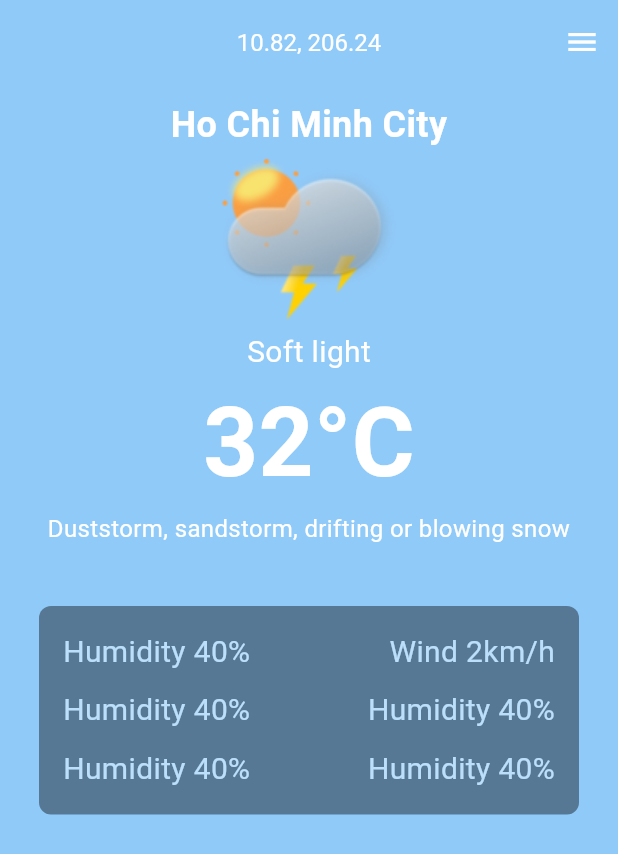
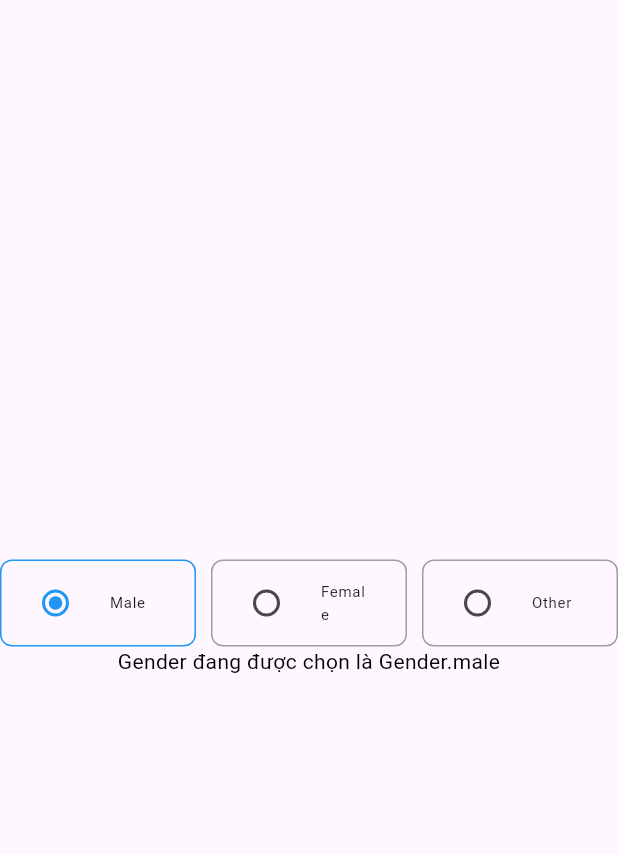
Before and after one commit to KzGM/weather_app, a Flutter app: the screen it shows after launch, on a phone screen of 412 x 824 dp. Shown: the top 854 px of the screen. Run offline on Flutter 3.47's test engine with Material 3 defaults, Android fonts, the phone set to English and light mode, and no system bars; our stand-ins replace device_preview.

Commit message:
GenderSelected

```diff
--- a/lib/main.dart
+++ b/lib/main.dart
@@ -1,3 +1,5 @@
+import 'dart:math';
+
 import 'package:device_preview/device_preview.dart';
 import 'package:flutter/foundation.dart';
 import 'package:flutter/material.dart';
@@ -20,7 +22,7 @@ class MyApp extends StatelessWidget {
     return MaterialApp(
       title: 'Weather App',
       theme: ThemeData(
-        textTheme: TextTheme(bodyMedium: TextStyle(color: Colors.white)),
+        textTheme: TextTheme(bodyMedium: TextStyle(color: Colors.black)),
         colorScheme: ColorScheme.fromSeed(seedColor: Colors.deepPurple),
         useMaterial3: true,
       ),
@@ -47,192 +49,242 @@ class MyHomePage extends StatefulWidget {
   State<MyHomePage> createState() => _MyHomePageState();
 }
 
+enum Gender { male, female, other }
+
 class _MyHomePageState extends State<MyHomePage> {
-  int _counter = 0;
+  @override
+  void initState() {
+    super.initState();
+  }
 
-  void _incrementCounter() {
+  Gender selectedGender = Gender.male;
+
+  void _Genderhandle(Gender? newGender) {
     setState(() {
-      // This call to setState tells the Flutter framework that something has
-      // changed in this State, which causes it to rerun the build method below
-      // so that the display can reflect the updated values. If we changed
-      // _counter without calling setState(), then the build method would not be
-      // called again, and so nothing would appear to happen.
-      _counter++;
+      selectedGender = newGender!;
     });
   }
 
   @override
   Widget build(BuildContext context) {
     return Scaffold(
-        backgroundColor: Colors.blue[200],
-        appBar: AppBar(
-          centerTitle: true,
-          backgroundColor: Colors.blue[200],
-          title: const Text(
-            '10.82, 206.24',
-            textAlign: TextAlign.center,
-            style: TextStyle(
-                color: Colors.white,
-                fontSize: 16.0,
-                fontWeight: FontWeight.w400),
+      body: Center(
+          child: Column(mainAxisAlignment: MainAxisAlignment.center, children: [
+        Row(
+          children: [
+            _buildRadio('Male', Gender.male, Colors.blue),
+            SizedBox(
+              width: 10,
             ),
-          actions: [
-            IconButton(
-                onPressed: null,
-                icon: Icon(Icons.menu, color: Colors.white, size: 24.0))
+            _buildRadio('Female', Gender.female, Colors.red),
+            SizedBox(
+              width: 10,
+            ),
+            _buildRadio('Other', Gender.other, Colors.purple),
           ],
         ),
-        body: SingleChildScrollView(
-          child: Center(
-            child: Padding(
-              padding: const EdgeInsets.all(10.0),
-              child: Column(
-                children: [
-                  Container(
-                    child: Text(
-                      'Ho Chi Minh City',
+        Text(
+          'Gender đang được chọn là $selectedGender',
           textAlign: TextAlign.center,
-                      style: TextStyle(
-                          fontSize: 24.0, fontWeight: FontWeight.w700),
-                    ),
-                  ),
-                  Container(
-                    child: Image.asset('assets/image/thunder_sun.png'),
-                  ),
-                  Container(
-                    child: Text(
-                      'Soft light',
-                      style: TextStyle(
-                          fontSize: 20.0, fontWeight: FontWeight.w400),
-                    ),
-                  ),
-                  Container(
-                    child: Text(
-                      '32°C',
-                      textAlign: TextAlign.center,
-                      style: TextStyle(
-                          fontSize: 64.0, fontWeight: FontWeight.w700),
-                    ),
-                  ),
-                  Container(
-                      child: Text(
-                    'Duststorm, sandstorm, drifting or blowing snow',
-                    textAlign: TextAlign.center,
-                    style:
-                        TextStyle(fontSize: 16.0, fontWeight: FontWeight.w400),
-                  )),
-                  SizedBox(
-                    height: 40,
-                  ),
-                  WeatherDetail()
-                ],
-              ),
-            ),
-          ),
-        ));
-  }
-
-  Widget WeatherDetail() {
-    return Opacity(
-      opacity: 0.4,
-      child: Padding(
-        padding: const EdgeInsets.symmetric(horizontal: 16),
-        child: Container(
-          decoration: BoxDecoration(
-            borderRadius: BorderRadius.circular(8),
-            color: Colors.black,
-          ),
-          child: Padding(
-            padding: const EdgeInsets.all(16.0),
-            child: Column(
-              children: [
-                Row(
-                  mainAxisAlignment: MainAxisAlignment.spaceBetween,
-                  children: [
-                    WeatherDetailItem(text: 'Humidity', value: '40%'),
-                    WeatherDetailItem(text: 'Wind', value: '2km/h')
-                  ],
-                ),
-                SizedBox(
-                  height: 10,
-                ),
-                Row(
-                    mainAxisAlignment: MainAxisAlignment.spaceBetween,
-                    children: [
-                      WeatherDetailItem(text: 'Humidity', value: '40%'),
-                      WeatherDetailItem(text: 'Humidity', value: '40%')
-                    ]),
-                SizedBox(
-                  height: 10,
-                ),
-                Row(
-                  mainAxisAlignment: MainAxisAlignment.spaceBetween,
-                  children: [
-                    WeatherDetailItem(text: 'Humidity', value: '40%'),
-                    WeatherDetailItem(text: 'Humidity', value: '40%')
-                  ],
         )
-              ],
-            ),
-          ),
-        ),
-      ),
+      ])),
     );
   }
 
-  Widget WeatherDetailItem({required String text, required String value}) {
-    return Text(
-      '$text $value',
-      style: TextStyle(fontSize: 20, fontWeight: FontWeight.w400),
-    );
+  Widget _buildRadio(String title, Gender value, Color ActiveColor) {
+    return Expanded(
+        child: Container(
+            decoration: BoxDecoration(
+              border: Border.all(
+                  color: selectedGender == value ? ActiveColor : Colors.grey),
+              borderRadius: BorderRadius.circular(8.0),
+            ),
+            child: RadioListTile<Gender>(
+              title: Text(
+                title,
+                style: TextStyle(fontSize: 10),
+              ),
+              value: value,
+              groupValue: selectedGender,
+              onChanged: _Genderhandle,
+              activeColor: ActiveColor,
+            )));
+  }
 }
 
-  Text Wind({
-    required String text,
-  }) {
-    return Text(
-      'Wind ${text}km/h',
-      style: TextStyle(fontSize: 20, fontWeight: FontWeight.w400),
-    );
-  }
+// @override
+//   Widget build(BuildContext context) {
+//     return Scaffold(
+//         backgroundColor: Colors.blue[200],
+//         appBar: AppBar(
+//           centerTitle: true,
+//           backgroundColor: Colors.blue[200],
+//           title: const Text(
+//             '10.82, 206.24',
+//             textAlign: TextAlign.center,
+//             style: TextStyle(
+//                 color: Colors.white,
+//                 fontSize: 16.0,
+//                 fontWeight: FontWeight.w400),
+//           ),
+//           actions: [
+//             IconButton(
+//                 onPressed: null,
+//                 icon: Icon(Icons.menu, color: Colors.white, size: 24.0))
+//           ],
+//         ),
+//         body: SingleChildScrollView(
+//           scrollDirection: Axis.vertical,
+//           child: Center(
+//             child: Padding(
+//               padding: const EdgeInsets.all(10.0),
+//               child: Column(
+//                 children: [
+//                   Container(
+//                     child: Text(
+//                       'Ho Chi Minh City',
+//                       textAlign: TextAlign.center,
+//                       style: TextStyle(
+//                           fontSize: 24.0, fontWeight: FontWeight.w700),
+//                     ),
+//                   ),
+//                   Container(
+//                     child: Image.asset('assets/image/thunder_sun.png'),
+//                   ),
+//                   Container(
+//                     child: Text(
+//                       'Soft light',
+//                       style: TextStyle(
+//                           fontSize: 20.0, fontWeight: FontWeight.w400),
+//                     ),
+//                   ),
+//                   Container(
+//                     child: Text(
+//                       '32°C',
+//                       textAlign: TextAlign.center,
+//                       style: TextStyle(
+//                           fontSize: 64.0, fontWeight: FontWeight.w700),
+//                     ),
+//                   ),
+//                   Container(
+//                       child: Text(
+//                     'Duststorm, sandstorm, drifting or blowing snow',
+//                     textAlign: TextAlign.center,
+//                     style:
+//                         TextStyle(fontSize: 16.0, fontWeight: FontWeight.w400),
+//                   )),
+//                   SizedBox(
+//                     height: 40,
+//                   ),
+//                   WeatherDetail()
+//                 ],
+//               ),
+//             ),
+//           ),
+//         ));
+//   }
 
-  Text PM10({
-    required String text,
-  }) {
-    return Text(
-      'PM10 $textμg/m³',
-      style: TextStyle(
-          color: Colors.white, fontSize: 20, fontWeight: FontWeight.w400),
-    );
-  }
+//   Widget WeatherDetail() {
+//     return Opacity(
+//       opacity: 0.4,
+//       child: Padding(
+//         padding: const EdgeInsets.symmetric(horizontal: 16),
+//         child: Container(
+//           decoration: BoxDecoration(
+//             borderRadius: BorderRadius.circular(8),
+//             color: Colors.black,
+//           ),
+//           child: Padding(
+//             padding: const EdgeInsets.all(16.0),
+//             child: Column(
+//               children: [
+//                 Row(
+//                   mainAxisAlignment: MainAxisAlignment.spaceBetween,
+//                   children: [
+//                     WeatherDetailItem(text: 'Humidity', value: '40%'),
+//                     WeatherDetailItem(text: 'Wind', value: '2km/h')
+//                   ],
+//                 ),
+//                 SizedBox(
+//                   height: 10,
+//                 ),
+//                 Row(
+//                     mainAxisAlignment: MainAxisAlignment.spaceBetween,
+//                     children: [
+//                       WeatherDetailItem(text: 'Humidity', value: '40%'),
+//                       WeatherDetailItem(text: 'Humidity', value: '40%')
+//                     ]),
+//                 SizedBox(
+//                   height: 10,
+//                 ),
+//                 Row(
+//                   mainAxisAlignment: MainAxisAlignment.spaceBetween,
+//                   children: [
+//                     WeatherDetailItem(text: 'Humidity', value: '40%'),
+//                     WeatherDetailItem(text: 'Humidity', value: '40%')
+//                   ],
+//                 )
+//               ],
+//             ),
+//           ),
+//         ),
+//       ),
+//     );
+//   }
 
-  Text Sunrise({
-    required String text,
-  }) {
-    return Text(
-      'Sunrise $text',
-      style: TextStyle(
-          color: Colors.white, fontSize: 20, fontWeight: FontWeight.w400),
-    );
-  }
+//   Widget WeatherDetailItem({required String text, required String value}) {
+//     return Text(
+//       '$text $value',
+//       style: TextStyle(fontSize: 20, fontWeight: FontWeight.w400),
+//     );
+//   }
 
-  Text UV({
-    required String text,
-  }) {
-    return Text(
-      'UV $text',
-      style: TextStyle(
-          color: Colors.white, fontSize: 20, fontWeight: FontWeight.w400),
-    );
-  }
+//   Text Wind({
+//     required String text,
+//   }) {
+//     return Text(
+//       'Wind ${text}km/h',
+//       style: TextStyle(fontSize: 20, fontWeight: FontWeight.w400),
+//     );
+//   }
 
-  Text Sunset({
-    required String text,
-  }) {
-    return Text(
-      'Sunset $text',
-      style: TextStyle(
-          color: Colors.white, fontSize: 20, fontWeight: FontWeight.w400),
-    );
-  }
-}
+//   Text PM10({
+//     required String text,
+//   }) {
+//     return Text(
+//       'PM10 $textμg/m³',
+//       style: TextStyle(
+//           color: Colors.white, fontSize: 20, fontWeight: FontWeight.w400),
+//     );
+//   }
+
+//   Text Sunrise({
+//     required String text,
+//   }) {
+//     return Text(
+//       'Sunrise $text',
+//       style: TextStyle(
+//           color: Colors.white, fontSize: 20, fontWeight: FontWeight.w400),
+//     );
+//   }
+
+//   Text UV({
+//     required String text,
+//   }) {
+//     return Text(
+//       'UV $text',
+//       style: TextStyle(
+//           color: Colors.white, fontSize: 20, fontWeight: FontWeight.w400),
+//     );
+//   }
+
+//   Text Sunset({
+//     required String text,
+//   }) {
+//     return Text(
+//       'Sunset $text',
+//       style: TextStyle(
+//           color: Colors.white, fontSize: 20, fontWeight: FontWeight.w400),
+//     );
+//   }
+// }
```
Lines whose indentation alone changed are shown as unchanged.
